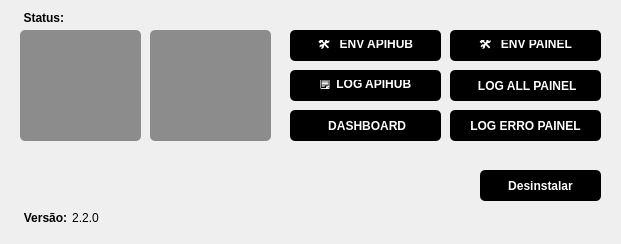
First picture: the form in assets/apihub.ui, repository WeldercrisRibeiro/gestor-apihub, before the edit.
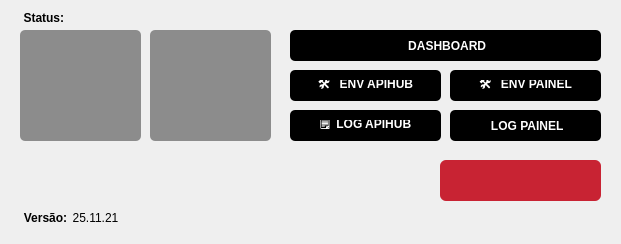
Second picture: the form after the edit.

Commit message: feat: new version gestor-apihub

Patch:
```diff
--- a/assets/apihub.ui
+++ b/assets/apihub.ui
@@ -128,7 +128,7 @@
     <property name="geometry">
      <rect>
       <x>290</x>
-      <y>30</y>
+      <y>70</y>
       <width>151</width>
       <height>31</height>
      </rect>
@@ -162,7 +162,7 @@
     <property name="geometry">
      <rect>
       <x>290</x>
-      <y>70</y>
+      <y>110</y>
       <width>151</width>
       <height>31</height>
      </rect>
@@ -219,7 +219,7 @@
      <rect>
       <x>70</x>
       <y>210</y>
-      <width>31</width>
+      <width>51</width>
       <height>16</height>
      </rect>
     </property>
@@ -230,7 +230,7 @@
      </font>
     </property>
     <property name="text">
-     <string>2.2.0</string>
+     <string>25.11.21</string>
     </property>
     <property name="alignment">
      <set>Qt::AlignCenter</set>
@@ -262,8 +262,8 @@
     <property name="geometry">
      <rect>
       <x>290</x>
-      <y>110</y>
-      <width>151</width>
+      <y>30</y>
+      <width>311</width>
       <height>31</height>
      </rect>
     </property>
@@ -296,7 +296,7 @@
     <property name="geometry">
      <rect>
       <x>450</x>
-      <y>30</y>
+      <y>70</y>
       <width>151</width>
       <height>31</height>
      </rect>
@@ -330,40 +330,6 @@
     <property name="geometry">
      <rect>
       <x>450</x>
-      <y>70</y>
-      <width>151</width>
-      <height>31</height>
-     </rect>
-    </property>
-    <property name="styleSheet">
-     <string notr="true">QPushButton {
-    background-color: rgb(0, 0, 0);   /* preto */
-    color: rgb(255, 255, 255);        /* branco */
-    font-weight: bold;
-    border-radius: 5px;
-    border: none;
-    padding: 10px 20px;
-    cursor: pointer;
-    transition: all 0.3s ease;        /* transição suave */
-}
-
-QPushButton:hover {
-    background-color: rgb(0, 50, 100);  /* azul escuro */
-    transform: scale(1.05);             /* leve zoom */
-    box-shadow: 
-        0 0 15px rgba(255, 255, 255, 0.2),  /* brilho sutil */
-        0 4px 10px rgba(0, 0, 0, 0.5);      /* profundidade */
-}
-</string>
-    </property>
-    <property name="text">
-     <string> LOG ALL PAINEL</string>
-    </property>
-   </widget>
-   <widget class="QPushButton" name="btnLogErr">
-    <property name="geometry">
-     <rect>
-      <x>450</x>
       <y>110</y>
       <width>151</width>
       <height>31</height>
@@ -391,41 +357,45 @@
 </string>
     </property>
     <property name="text">
-     <string>LOG ERRO PAINEL</string>
+     <string> LOG PAINEL</string>
     </property>
    </widget>
    <widget class="QPushButton" name="btnDesinstalar">
     <property name="geometry">
      <rect>
-      <x>480</x>
-      <y>170</y>
-      <width>121</width>
-      <height>31</height>
+      <x>440</x>
+      <y>160</y>
+      <width>161</width>
+      <height>41</height>
      </rect>
     </property>
     <property name="styleSheet">
      <string notr="true">QPushButton {
-    background-color: rgb(0, 0, 0);   /* preto */
-    color: rgb(255, 255, 255);        /* branco */
-    font-weight: bold;
-    border-radius: 5px;
+    background-color: #C82333;
+    color: white;
     border: none;
+    border-radius: 6px;
     padding: 10px 20px;
-    cursor: pointer;
-    transition: all 0.3s ease;        /* transição suave */
+    font-weight: bold;
 }
 
+/* Hover com leve brilho e suavização */
 QPushButton:hover {
-    background-color: rgb(0, 50, 100);  /* azul escuro */
-    transform: scale(1.05);             /* leve zoom */
-    box-shadow: 
-        0 0 15px rgba(255, 255, 255, 0.2),  /* brilho sutil */
-        0 4px 10px rgba(0, 0, 0, 0.5);      /* profundidade */
+    background-color: #e02b3c;      /* Tom mais claro */
+    border: 1px solid #ff4a55;      /* Realce */
+}
+
+/* Pressed com efeito de &quot;apertado&quot; */
+QPushButton:pressed {
+    background-color: #a91e2c;      /* Tom mais escuro */
+    padding-top: 12px;              /* Desce um pouquinho */
+    padding-bottom: 8px;            /* Ajusta para não aumentar o botão */
+    border: 1px solid #7f131e;      /* Borda mais escura */
 }
 </string>
     </property>
     <property name="text">
-     <string>Desinstalar</string>
+     <string/>
     </property>
    </widget>
   </widget>
```
The commit also changes 20 other files.
